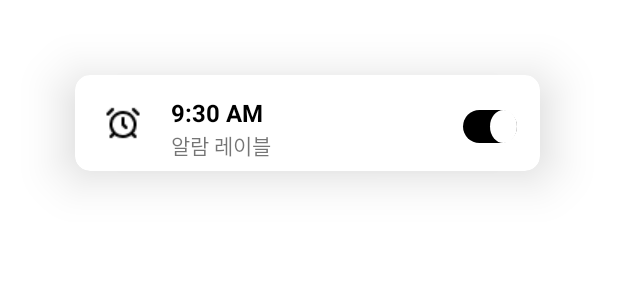
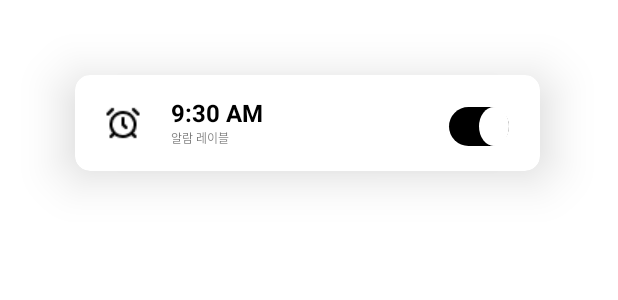
Before and after one commit to 55soup/HeyDude, an Android app: the layout alarm_recyclerview_custom.xml on its own in the app's theme, with its tools: preview values and no code run, on a phone screen of 412 x 824 dp. Shown: the top 300 px of the screen. Run offline under Robolectric (Android 15) with nearby library versions, the phone set to English and light mode, and no system bars.

Commit message:
알람 RecyclerView 레이아웃 완성

```diff
--- a/app/src/main/res/drawable/shape_switch_thumb.xml
+++ b/app/src/main/res/drawable/shape_switch_thumb.xml
@@ -2,8 +2,8 @@
 <shape xmlns:android="http://schemas.android.com/apk/res/android"
     android:shape="oval">
     <size
-        android:width="18dp"
-        android:height="18dp"/>
+        android:width="20dp"
+        android:height="20dp"/>
 
     <solid
         android:color="#fff"/>
--- a/app/src/main/res/drawable/shape_switch_track_off.xml
+++ b/app/src/main/res/drawable/shape_switch_track_off.xml
@@ -4,8 +4,8 @@
     <corners
         android:radius="30dp"/>
     <size
-        android:width="36dp"
-        android:height="22dp" />
+        android:width="44dp"
+        android:height="26dp" />
 
     <solid
         android:color="#C2C2C2"/>
--- a/app/src/main/res/drawable/shape_switch_track_on.xml
+++ b/app/src/main/res/drawable/shape_switch_track_on.xml
@@ -4,8 +4,8 @@
     <corners
         android:radius="30dp"/>
     <size
-        android:width="36dp"
-        android:height="22dp" />
+        android:width="44dp"
+        android:height="26dp" />
 
     <solid
         android:color="#000"/>
--- a/app/src/main/res/layout/alarm_recyclerview_custom.xml
+++ b/app/src/main/res/layout/alarm_recyclerview_custom.xml
@@ -39,6 +39,7 @@
                 android:layout_width="wrap_content"
                 android:layout_height="wrap_content"
                 android:text="알람 레이블"
+                android:textSize="8dp"
                 android:layout_columnSpan="2"/>
         </LinearLayout>
         <androidx.appcompat.widget.SwitchCompat
```
